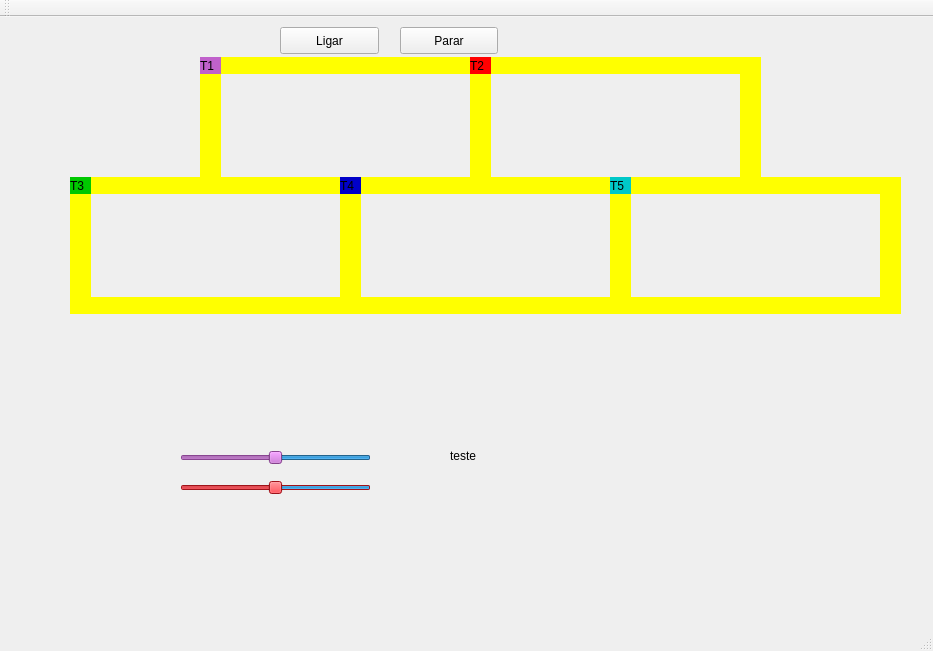
First picture: the form in mainwindow.ui, repository JoseLucioS/ProjetoDosTrens-SO, before the edit.
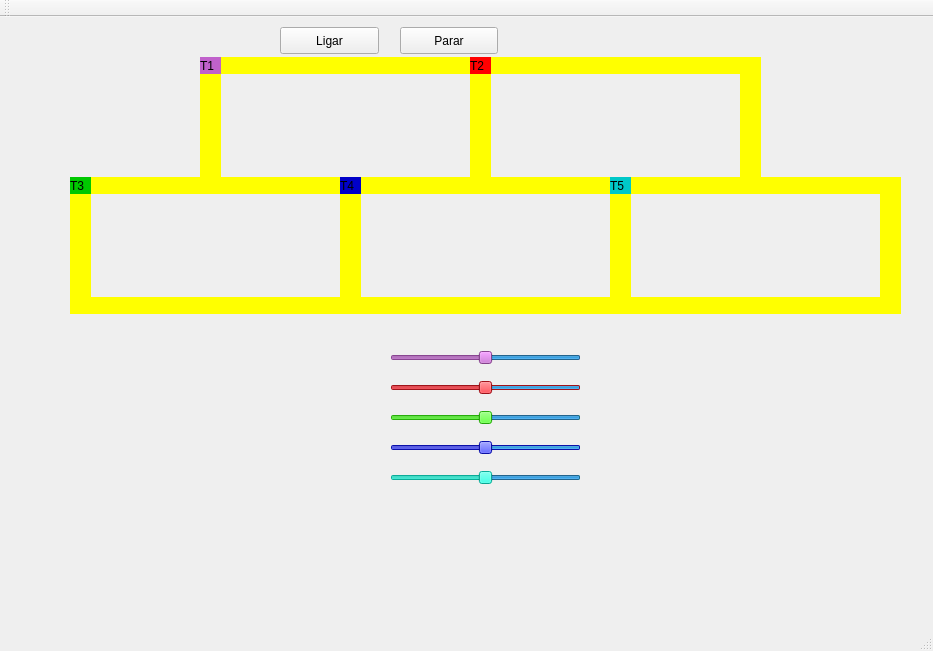
Second picture: the form after the edit.

Commit message: add: sliders adicionados

```diff
--- a/mainwindow.ui
+++ b/mainwindow.ui
@@ -278,8 +278,8 @@
    <widget class="QSlider" name="Slider_trem1">
     <property name="geometry">
      <rect>
-      <x>180</x>
-      <y>430</y>
+      <x>390</x>
+      <y>330</y>
       <width>191</width>
       <height>21</height>
      </rect>
@@ -751,8 +751,8 @@
    <widget class="QSlider" name="Slider_trem2">
     <property name="geometry">
      <rect>
-      <x>180</x>
-      <y>460</y>
+      <x>390</x>
+      <y>360</y>
       <width>191</width>
       <height>21</height>
      </rect>
@@ -1215,19 +1215,6 @@
      <bool>true</bool>
     </property>
    </widget>
-   <widget class="QLabel" name="teste_velocidade">
-    <property name="geometry">
-     <rect>
-      <x>450</x>
-      <y>430</y>
-      <width>67</width>
-      <height>17</height>
-     </rect>
-    </property>
-    <property name="text">
-     <string>teste</string>
-    </property>
-   </widget>
    <widget class="QLabel" name="label_trilho4_3">
     <property name="geometry">
      <rect>
@@ -1693,6 +1680,1407 @@
      <string>T5</string>
     </property>
    </widget>
+   <widget class="QSlider" name="Slider_trem3">
+    <property name="geometry">
+     <rect>
+      <x>390</x>
+      <y>390</y>
+      <width>191</width>
+      <height>21</height>
+     </rect>
+    </property>
+    <property name="palette">
+     <palette>
+      <active>
+       <colorrole role="WindowText">
+        <brush brushstyle="SolidPattern">
+         <color alpha="255">
+          <red>0</red>
+          <green>0</green>
+          <blue>0</blue>
+         </color>
+        </brush>
+       </colorrole>
+       <colorrole role="Button">
+        <brush brushstyle="SolidPattern">
+         <color alpha="255">
+          <red>55</red>
+          <green>242</green>
+          <blue>15</blue>
+         </color>
+        </brush>
+       </colorrole>
+       <colorrole role="Light">
+        <brush brushstyle="SolidPattern">
+         <color alpha="255">
+          <red>147</red>
+          <green>255</green>
+          <blue>124</blue>
+         </color>
+        </brush>
+       </colorrole>
+       <colorrole role="Midlight">
+        <brush brushstyle="SolidPattern">
+         <color alpha="255">
+          <red>101</red>
+          <green>248</green>
+          <blue>69</blue>
+         </color>
+        </brush>
+       </colorrole>
+       <colorrole role="Dark">
+        <brush brushstyle="SolidPattern">
+         <color alpha="255">
+          <red>27</red>
+          <green>121</green>
+          <blue>7</blue>
+         </color>
+        </brush>
+       </colorrole>
+       <colorrole role="Mid">
+        <brush brushstyle="SolidPattern">
+         <color alpha="255">
+          <red>36</red>
+          <green>161</green>
+          <blue>10</blue>
+         </color>
+        </brush>
+       </colorrole>
+       <colorrole role="Text">
+        <brush brushstyle="SolidPattern">
+         <color alpha="255">
+          <red>0</red>
+          <green>0</green>
+          <blue>0</blue>
+         </color>
+        </brush>
+       </colorrole>
+       <colorrole role="BrightText">
+        <brush brushstyle="SolidPattern">
+         <color alpha="255">
+          <red>255</red>
+          <green>255</green>
+          <blue>255</blue>
+         </color>
+        </brush>
+       </colorrole>
+       <colorrole role="ButtonText">
+        <brush brushstyle="SolidPattern">
+         <color alpha="255">
+          <red>0</red>
+          <green>0</green>
+          <blue>0</blue>
+         </color>
+        </brush>
+       </colorrole>
+       <colorrole role="Base">
+        <brush brushstyle="SolidPattern">
+         <color alpha="255">
+          <red>255</red>
+          <green>255</green>
+          <blue>255</blue>
+         </color>
+        </brush>
+       </colorrole>
+       <colorrole role="Window">
+        <brush brushstyle="SolidPattern">
+         <color alpha="255">
+          <red>55</red>
+          <green>242</green>
+          <blue>15</blue>
+         </color>
+        </brush>
+       </colorrole>
+       <colorrole role="Shadow">
+        <brush brushstyle="SolidPattern">
+         <color alpha="255">
+          <red>0</red>
+          <green>0</green>
+          <blue>0</blue>
+         </color>
+        </brush>
+       </colorrole>
+       <colorrole role="AlternateBase">
+        <brush brushstyle="SolidPattern">
+         <color alpha="255">
+          <red>155</red>
+          <green>248</green>
+          <blue>135</blue>
+         </color>
+        </brush>
+       </colorrole>
+       <colorrole role="ToolTipBase">
+        <brush brushstyle="SolidPattern">
+         <color alpha="255">
+          <red>255</red>
+          <green>255</green>
+          <blue>220</blue>
+         </color>
+        </brush>
+       </colorrole>
+       <colorrole role="ToolTipText">
+        <brush brushstyle="SolidPattern">
+         <color alpha="255">
+          <red>0</red>
+          <green>0</green>
+          <blue>0</blue>
+         </color>
+        </brush>
+       </colorrole>
+       <colorrole role="PlaceholderText">
+        <brush brushstyle="SolidPattern">
+         <color alpha="128">
+          <red>0</red>
+          <green>0</green>
+          <blue>0</blue>
+         </color>
+        </brush>
+       </colorrole>
+      </active>
+      <inactive>
+       <colorrole role="WindowText">
+        <brush brushstyle="SolidPattern">
+         <color alpha="255">
+          <red>0</red>
+          <green>0</green>
+          <blue>0</blue>
+         </color>
+        </brush>
+       </colorrole>
+       <colorrole role="Button">
+        <brush brushstyle="SolidPattern">
+         <color alpha="255">
+          <red>55</red>
+          <green>242</green>
+          <blue>15</blue>
+         </color>
+        </brush>
+       </colorrole>
+       <colorrole role="Light">
+        <brush brushstyle="SolidPattern">
+         <color alpha="255">
+          <red>147</red>
+          <green>255</green>
+          <blue>124</blue>
+         </color>
+        </brush>
+       </colorrole>
+       <colorrole role="Midlight">
+        <brush brushstyle="SolidPattern">
+         <color alpha="255">
+          <red>101</red>
+          <green>248</green>
+          <blue>69</blue>
+         </color>
+        </brush>
+       </colorrole>
+       <colorrole role="Dark">
+        <brush brushstyle="SolidPattern">
+         <color alpha="255">
+          <red>27</red>
+          <green>121</green>
+          <blue>7</blue>
+         </color>
+        </brush>
+       </colorrole>
+       <colorrole role="Mid">
+        <brush brushstyle="SolidPattern">
+         <color alpha="255">
+          <red>36</red>
+          <green>161</green>
+          <blue>10</blue>
+         </color>
+        </brush>
+       </colorrole>
+       <colorrole role="Text">
+        <brush brushstyle="SolidPattern">
+         <color alpha="255">
+          <red>0</red>
+          <green>0</green>
+          <blue>0</blue>
+         </color>
+        </brush>
+       </colorrole>
+       <colorrole role="BrightText">
+        <brush brushstyle="SolidPattern">
+         <color alpha="255">
+          <red>255</red>
+          <green>255</green>
+          <blue>255</blue>
+         </color>
+        </brush>
+       </colorrole>
+       <colorrole role="ButtonText">
+        <brush brushstyle="SolidPattern">
+         <color alpha="255">
+          <red>0</red>
+          <green>0</green>
+          <blue>0</blue>
+         </color>
+        </brush>
+       </colorrole>
+       <colorrole role="Base">
+        <brush brushstyle="SolidPattern">
+         <color alpha="255">
+          <red>255</red>
+          <green>255</green>
+          <blue>255</blue>
+         </color>
+        </brush>
+       </colorrole>
+       <colorrole role="Window">
+        <brush brushstyle="SolidPattern">
+         <color alpha="255">
+          <red>55</red>
+          <green>242</green>
+          <blue>15</blue>
+         </color>
+        </brush>
+       </colorrole>
+       <colorrole role="Shadow">
+        <brush brushstyle="SolidPattern">
+         <color alpha="255">
+          <red>0</red>
+          <green>0</green>
+          <blue>0</blue>
+         </color>
+        </brush>
+       </colorrole>
+       <colorrole role="AlternateBase">
+        <brush brushstyle="SolidPattern">
+         <color alpha="255">
+          <red>155</red>
+          <green>248</green>
+          <blue>135</blue>
+         </color>
+        </brush>
+       </colorrole>
+       <colorrole role="ToolTipBase">
+        <brush brushstyle="SolidPattern">
+         <color alpha="255">
+          <red>255</red>
+          <green>255</green>
+          <blue>220</blue>
+         </color>
+        </brush>
+       </colorrole>
+       <colorrole role="ToolTipText">
+        <brush brushstyle="SolidPattern">
+         <color alpha="255">
+          <red>0</red>
+          <green>0</green>
+          <blue>0</blue>
+         </color>
+        </brush>
+       </colorrole>
+       <colorrole role="PlaceholderText">
+        <brush brushstyle="SolidPattern">
+         <color alpha="128">
+          <red>0</red>
+          <green>0</green>
+          <blue>0</blue>
+         </color>
+        </brush>
+       </colorrole>
+      </inactive>
+      <disabled>
+       <colorrole role="WindowText">
+        <brush brushstyle="SolidPattern">
+         <color alpha="255">
+          <red>27</red>
+          <green>121</green>
+          <blue>7</blue>
+         </color>
+        </brush>
+       </colorrole>
+       <colorrole role="Button">
+        <brush brushstyle="SolidPattern">
+         <color alpha="255">
+          <red>55</red>
+          <green>242</green>
+          <blue>15</blue>
+         </color>
+        </brush>
+       </colorrole>
+       <colorrole role="Light">
+        <brush brushstyle="SolidPattern">
+         <color alpha="255">
+          <red>147</red>
+          <green>255</green>
+          <blue>124</blue>
+         </color>
+        </brush>
+       </colorrole>
+       <colorrole role="Midlight">
+        <brush brushstyle="SolidPattern">
+         <color alpha="255">
+          <red>101</red>
+          <green>248</green>
+          <blue>69</blue>
+         </color>
+        </brush>
+       </colorrole>
+       <colorrole role="Dark">
+        <brush brushstyle="SolidPattern">
+         <color alpha="255">
+          <red>27</red>
+          <green>121</green>
+          <blue>7</blue>
+         </color>
+        </brush>
+       </colorrole>
+       <colorrole role="Mid">
+        <brush brushstyle="SolidPattern">
+         <color alpha="255">
+          <red>36</red>
+          <green>161</green>
+          <blue>10</blue>
+         </color>
+        </brush>
+       </colorrole>
+       <colorrole role="Text">
+        <brush brushstyle="SolidPattern">
+         <color alpha="255">
+          <red>27</red>
+          <green>121</green>
+          <blue>7</blue>
+         </color>
+        </brush>
+       </colorrole>
+       <colorrole role="BrightText">
+        <brush brushstyle="SolidPattern">
+         <color alpha="255">
+          <red>255</red>
+          <green>255</green>
+          <blue>255</blue>
+         </color>
+        </brush>
+       </colorrole>
+       <colorrole role="ButtonText">
+        <brush brushstyle="SolidPattern">
+         <color alpha="255">
+          <red>27</red>
+          <green>121</green>
+          <blue>7</blue>
+         </color>
+        </brush>
+       </colorrole>
+       <colorrole role="Base">
+        <brush brushstyle="SolidPattern">
+         <color alpha="255">
+          <red>55</red>
+          <green>242</green>
+          <blue>15</blue>
+         </color>
+        </brush>
+       </colorrole>
+       <colorrole role="Window">
+        <brush brushstyle="SolidPattern">
+         <color alpha="255">
+          <red>55</red>
+          <green>242</green>
+          <blue>15</blue>
+         </color>
+        </brush>
+       </colorrole>
+       <colorrole role="Shadow">
+        <brush brushstyle="SolidPattern">
+         <color alpha="255">
+          <red>0</red>
+          <green>0</green>
+          <blue>0</blue>
+         </color>
+        </brush>
+       </colorrole>
+       <colorrole role="AlternateBase">
+        <brush brushstyle="SolidPattern">
+         <color alpha="255">
+          <red>55</red>
+          <green>242</green>
+          <blue>15</blue>
+         </color>
+        </brush>
+       </colorrole>
+       <colorrole role="ToolTipBase">
+        <brush brushstyle="SolidPattern">
+         <color alpha="255">
+          <red>255</red>
+          <green>255</green>
+          <blue>220</blue>
+         </color>
+        </brush>
+       </colorrole>
+       <colorrole role="ToolTipText">
+        <brush brushstyle="SolidPattern">
+         <color alpha="255">
+          <red>0</red>
+          <green>0</green>
+          <blue>0</blue>
+         </color>
+        </brush>
+       </colorrole>
+       <colorrole role="PlaceholderText">
+        <brush brushstyle="SolidPattern">
+         <color alpha="128">
+          <red>0</red>
+          <green>0</green>
+          <blue>0</blue>
+         </color>
+        </brush>
+       </colorrole>
+      </disabled>
+     </palette>
+    </property>
+    <property name="minimum">
+     <number>0</number>
+    </property>
+    <property name="maximum">
+     <number>200</number>
+    </property>
+    <property name="value">
+     <number>100</number>
+    </property>
+    <property name="orientation">
+     <enum>Qt::Horizontal</enum>
+    </property>
+    <property name="invertedAppearance">
+     <bool>true</bool>
+    </property>
+   </widget>
+   <widget class="QSlider" name="Slider_trem4">
+    <property name="geometry">
+     <rect>
+      <x>390</x>
+      <y>420</y>
+      <width>191</width>
+      <height>21</height>
+     </rect>
+    </property>
+    <property name="palette">
+     <palette>
+      <active>
+       <colorrole role="WindowText">
+        <brush brushstyle="SolidPattern">
+         <color alpha="255">
+          <red>0</red>
+          <green>0</green>
+          <blue>0</blue>
+         </color>
+        </brush>
+       </colorrole>
+       <colorrole role="Button">
+        <brush brushstyle="SolidPattern">
+         <color alpha="255">
+          <red>16</red>
+          <green>22</green>
+          <blue>238</blue>
+         </color>
+        </brush>
+       </colorrole>
+       <colorrole role="Light">
+        <brush brushstyle="SolidPattern">
+         <color alpha="255">
+          <red>119</red>
+          <green>123</green>
+          <blue>255</blue>
+         </color>
+        </brush>
+       </colorrole>
+       <colorrole role="Midlight">
+        <brush brushstyle="SolidPattern">
+         <color alpha="255">
+          <red>67</red>
+          <green>72</green>
+          <blue>246</blue>
+         </color>
+        </brush>
+       </colorrole>
+       <colorrole role="Dark">
+        <brush brushstyle="SolidPattern">
+         <color alpha="255">
+          <red>8</red>
+          <green>11</green>
+          <blue>119</blue>
+         </color>
+        </brush>
+       </colorrole>
+       <colorrole role="Mid">
+        <brush brushstyle="SolidPattern">
+         <color alpha="255">
+          <red>11</red>
+          <green>15</green>
+          <blue>159</blue>
+         </color>
+        </brush>
+       </colorrole>
+       <colorrole role="Text">
+        <brush brushstyle="SolidPattern">
+         <color alpha="255">
+          <red>0</red>
+          <green>0</green>
+          <blue>0</blue>
+         </color>
+        </brush>
+       </colorrole>
+       <colorrole role="BrightText">
+        <brush brushstyle="SolidPattern">
+         <color alpha="255">
+          <red>255</red>
+          <green>255</green>
+          <blue>255</blue>
+         </color>
+        </brush>
+       </colorrole>
+       <colorrole role="ButtonText">
+        <brush brushstyle="SolidPattern">
+         <color alpha="255">
+          <red>0</red>
+          <green>0</green>
+          <blue>0</blue>
+         </color>
+        </brush>
+       </colorrole>
+       <colorrole role="Base">
+        <brush brushstyle="SolidPattern">
+         <color alpha="255">
+          <red>255</red>
+          <green>255</green>
+          <blue>255</blue>
+         </color>
+        </brush>
+       </colorrole>
+       <colorrole role="Window">
+        <brush brushstyle="SolidPattern">
+         <color alpha="255">
+          <red>16</red>
+          <green>22</green>
+          <blue>238</blue>
+         </color>
+        </brush>
+       </colorrole>
+       <colorrole role="Shadow">
+        <brush brushstyle="SolidPattern">
+         <color alpha="255">
+          <red>0</red>
+          <green>0</green>
+          <blue>0</blue>
+         </color>
+        </brush>
+       </colorrole>
+       <colorrole role="AlternateBase">
+        <brush brushstyle="SolidPattern">
+         <color alpha="255">
+          <red>135</red>
+          <green>138</green>
+          <blue>246</blue>
+         </color>
+        </brush>
+       </colorrole>
+       <colorrole role="ToolTipBase">
+        <brush brushstyle="SolidPattern">
+         <color alpha="255">
+          <red>255</red>
+          <green>255</green>
+          <blue>220</blue>
+         </color>
+        </brush>
+       </colorrole>
+       <colorrole role="ToolTipText">
+        <brush brushstyle="SolidPattern">
+         <color alpha="255">
+          <red>0</red>
+          <green>0</green>
+          <blue>0</blue>
+         </color>
+        </brush>
+       </colorrole>
+       <colorrole role="PlaceholderText">
+        <brush brushstyle="SolidPattern">
+         <color alpha="128">
+          <red>0</red>
+          <green>0</green>
+          <blue>0</blue>
+         </color>
+        </brush>
+       </colorrole>
+      </active>
+      <inactive>
+       <colorrole role="WindowText">
+        <brush brushstyle="SolidPattern">
+         <color alpha="255">
+          <red>0</red>
+          <green>0</green>
+          <blue>0</blue>
+         </color>
+        </brush>
+       </colorrole>
+       <colorrole role="Button">
+        <brush brushstyle="SolidPattern">
+         <color alpha="255">
+          <red>16</red>
+          <green>22</green>
+          <blue>238</blue>
+         </color>
+        </brush>
+       </colorrole>
+       <colorrole role="Light">
+        <brush brushstyle="SolidPattern">
+         <color alpha="255">
+          <red>119</red>
+          <green>123</green>
+          <blue>255</blue>
+         </color>
+        </brush>
+       </colorrole>
+       <colorrole role="Midlight">
+        <brush brushstyle="SolidPattern">
+         <color alpha="255">
+          <red>67</red>
+          <green>72</green>
+          <blue>246</blue>
+         </color>
+        </brush>
+       </colorrole>
+       <colorrole role="Dark">
+        <brush brushstyle="SolidPattern">
+         <color alpha="255">
+          <red>8</red>
+          <green>11</green>
+          <blue>119</blue>
+         </color>
+        </brush>
+       </colorrole>
+       <colorrole role="Mid">
+        <brush brushstyle="SolidPattern">
+         <color alpha="255">
+          <red>11</red>
+          <green>15</green>
+          <blue>159</blue>
+         </color>
+        </brush>
+       </colorrole>
+       <colorrole role="Text">
+        <brush brushstyle="SolidPattern">
+         <color alpha="255">
+          <red>0</red>
+          <green>0</green>
+          <blue>0</blue>
+         </color>
+        </brush>
+       </colorrole>
+       <colorrole role="BrightText">
+        <brush brushstyle="SolidPattern">
+         <color alpha="255">
+          <red>255</red>
+          <green>255</green>
+          <blue>255</blue>
+         </color>
+        </brush>
+       </colorrole>
+       <colorrole role="ButtonText">
+        <brush brushstyle="SolidPattern">
+         <color alpha="255">
+          <red>0</red>
+          <green>0</green>
+          <blue>0</blue>
+         </color>
+        </brush>
+       </colorrole>
+       <colorrole role="Base">
+        <brush brushstyle="SolidPattern">
+         <color alpha="255">
+          <red>255</red>
+          <green>255</green>
+          <blue>255</blue>
+         </color>
+        </brush>
+       </colorrole>
+       <colorrole role="Window">
+        <brush brushstyle="SolidPattern">
+         <color alpha="255">
+          <red>16</red>
+          <green>22</green>
+          <blue>238</blue>
+         </color>
+        </brush>
+       </colorrole>
+       <colorrole role="Shadow">
+        <brush brushstyle="SolidPattern">
+         <color alpha="255">
+          <red>0</red>
+          <green>0</green>
+          <blue>0</blue>
+         </color>
+        </brush>
+       </colorrole>
+       <colorrole role="AlternateBase">
+        <brush brushstyle="SolidPattern">
+         <color alpha="255">
+          <red>135</red>
+          <green>138</green>
+          <blue>246</blue>
+         </color>
+        </brush>
+       </colorrole>
+       <colorrole role="ToolTipBase">
+        <brush brushstyle="SolidPattern">
+         <color alpha="255">
+          <red>255</red>
+          <green>255</green>
+          <blue>220</blue>
+         </color>
+        </brush>
+       </colorrole>
+       <colorrole role="ToolTipText">
+        <brush brushstyle="SolidPattern">
+         <color alpha="255">
+          <red>0</red>
+          <green>0</green>
+          <blue>0</blue>
+         </color>
+        </brush>
+       </colorrole>
+       <colorrole role="PlaceholderText">
+        <brush brushstyle="SolidPattern">
+         <color alpha="128">
+          <red>0</red>
+          <green>0</green>
+          <blue>0</blue>
+         </color>
+        </brush>
+       </colorrole>
+      </inactive>
+      <disabled>
+       <colorrole role="WindowText">
+        <brush brushstyle="SolidPattern">
+         <color alpha="255">
+          <red>8</red>
+          <green>11</green>
+          <blue>119</blue>
+         </color>
+        </brush>
+       </colorrole>
+       <colorrole role="Button">
+        <brush brushstyle="SolidPattern">
+         <color alpha="255">
+          <red>16</red>
+          <green>22</green>
+          <blue>238</blue>
+         </color>
+        </brush>
+       </colorrole>
+       <colorrole role="Light">
+        <brush brushstyle="SolidPattern">
+         <color alpha="255">
+          <red>119</red>
+          <green>123</green>
+          <blue>255</blue>
+         </color>
+        </brush>
+       </colorrole>
+       <colorrole role="Midlight">
+        <brush brushstyle="SolidPattern">
+         <color alpha="255">
+          <red>67</red>
+          <green>72</green>
+          <blue>246</blue>
+         </color>
+        </brush>
+       </colorrole>
+       <colorrole role="Dark">
+        <brush brushstyle="SolidPattern">
+         <color alpha="255">
+          <red>8</red>
+          <green>11</green>
+          <blue>119</blue>
+         </color>
+        </brush>
+       </colorrole>
+       <colorrole role="Mid">
+        <brush brushstyle="SolidPattern">
+         <color alpha="255">
+          <red>11</red>
+          <green>15</green>
+          <blue>159</blue>
+         </color>
+        </brush>
+       </colorrole>
+       <colorrole role="Text">
+        <brush brushstyle="SolidPattern">
+         <color alpha="255">
+          <red>8</red>
+          <green>11</green>
+          <blue>119</blue>
+         </color>
+        </brush>
+       </colorrole>
+       <colorrole role="BrightText">
+        <brush brushstyle="SolidPattern">
+         <color alpha="255">
+          <red>255</red>
+          <green>255</green>
+          <blue>255</blue>
+         </color>
+        </brush>
+       </colorrole>
+       <colorrole role="ButtonText">
+        <brush brushstyle="SolidPattern">
+         <color alpha="255">
+          <red>8</red>
+          <green>11</green>
+          <blue>119</blue>
+         </color>
+        </brush>
+       </colorrole>
+       <colorrole role="Base">
+        <brush brushstyle="SolidPattern">
+         <color alpha="255">
+          <red>16</red>
+          <green>22</green>
+          <blue>238</blue>
+         </color>
+        </brush>
+       </colorrole>
+       <colorrole role="Window">
+        <brush brushstyle="SolidPattern">
+         <color alpha="255">
+          <red>16</red>
+          <green>22</green>
+          <blue>238</blue>
+         </color>
+        </brush>
+       </colorrole>
+       <colorrole role="Shadow">
+        <brush brushstyle="SolidPattern">
+         <color alpha="255">
+          <red>0</red>
+          <green>0</green>
+          <blue>0</blue>
+         </color>
+        </brush>
+       </colorrole>
+       <colorrole role="AlternateBase">
+        <brush brushstyle="SolidPattern">
+         <color alpha="255">
+          <red>16</red>
+          <green>22</green>
+          <blue>238</blue>
+         </color>
+        </brush>
+       </colorrole>
+       <colorrole role="ToolTipBase">
+        <brush brushstyle="SolidPattern">
+         <color alpha="255">
+          <red>255</red>
+          <green>255</green>
+          <blue>220</blue>
+         </color>
+        </brush>
+       </colorrole>
+       <colorrole role="ToolTipText">
+        <brush brushstyle="SolidPattern">
+         <color alpha="255">
+          <red>0</red>
+          <green>0</green>
+          <blue>0</blue>
+         </color>
+        </brush>
+       </colorrole>
+       <colorrole role="PlaceholderText">
+        <brush brushstyle="SolidPattern">
+         <color alpha="128">
+          <red>0</red>
+          <green>0</green>
+          <blue>0</blue>
+         </color>
+        </brush>
+       </colorrole>
+      </disabled>
+     </palette>
+    </property>
+    <property name="minimum">
+     <number>0</number>
+    </property>
+    <property name="maximum">
+     <number>200</number>
+    </property>
+    <property name="value">
+     <number>100</number>
+    </property>
+    <property name="orientation">
+     <enum>Qt::Horizontal</enum>
+    </property>
+    <property name="invertedAppearance">
+     <bool>true</bool>
+    </property>
+   </widget>
+   <widget class="QSlider" name="Slider_trem5">
+    <property name="geometry">
+     <rect>
+      <x>390</x>
+      <y>450</y>
+      <width>191</width>
+      <height>21</height>
+     </rect>
+    </property>
+    <property name="palette">
+     <palette>
+      <active>
+       <colorrole role="WindowText">
+        <brush brushstyle="SolidPattern">
+         <color alpha="255">
+          <red>0</red>
+          <green>0</green>
+          <blue>0</blue>
+         </color>
+        </brush>
+       </colorrole>
+       <colorrole role="Button">
+        <brush brushstyle="SolidPattern">
+         <color alpha="255">
+          <red>15</red>
+          <green>241</green>
+          <blue>213</blue>
+         </color>
+        </brush>
+       </colorrole>
+       <colorrole role="Light">
+        <brush brushstyle="SolidPattern">
+         <color alpha="255">
+          <red>122</red>
+          <green>255</green>
+          <blue>239</blue>
+         </color>
+        </brush>
+       </colorrole>
+       <colorrole role="Midlight">
+        <brush brushstyle="SolidPattern">
+         <color alpha="255">
+          <red>68</red>
+          <green>248</green>
+          <blue>226</blue>
+         </color>
+        </brush>
+       </colorrole>
+       <colorrole role="Dark">
+        <brush brushstyle="SolidPattern">
+         <color alpha="255">
+          <red>8</red>
+          <green>120</green>
+          <blue>107</blue>
+         </color>
+        </brush>
+       </colorrole>
+       <colorrole role="Mid">
+        <brush brushstyle="SolidPattern">
+         <color alpha="255">
+          <red>10</red>
+          <green>160</green>
+          <blue>142</blue>
+         </color>
+        </brush>
+       </colorrole>
+       <colorrole role="Text">
+        <brush brushstyle="SolidPattern">
+         <color alpha="255">
+          <red>0</red>
+          <green>0</green>
+          <blue>0</blue>
+         </color>
+        </brush>
+       </colorrole>
+       <colorrole role="BrightText">
+        <brush brushstyle="SolidPattern">
+         <color alpha="255">
+          <red>255</red>
+          <green>255</green>
+          <blue>255</blue>
+         </color>
+        </brush>
+       </colorrole>
+       <colorrole role="ButtonText">
+        <brush brushstyle="SolidPattern">
+         <color alpha="255">
+          <red>0</red>
+          <green>0</green>
+          <blue>0</blue>
+         </color>
+        </brush>
+       </colorrole>
+       <colorrole role="Base">
+        <brush brushstyle="SolidPattern">
+         <color alpha="255">
+          <red>255</red>
+          <green>255</green>
+          <blue>255</blue>
+         </color>
+        </brush>
+       </colorrole>
+       <colorrole role="Window">
+        <brush brushstyle="SolidPattern">
+         <color alpha="255">
+          <red>15</red>
+          <green>241</green>
+          <blue>213</blue>
+         </color>
+        </brush>
+       </colorrole>
+       <colorrole role="Shadow">
+        <brush brushstyle="SolidPattern">
+         <color alpha="255">
+          <red>0</red>
+          <green>0</green>
+          <blue>0</blue>
+         </color>
+        </brush>
+       </colorrole>
+       <colorrole role="AlternateBase">
+        <brush brushstyle="SolidPattern">
+         <color alpha="255">
+          <red>135</red>
+          <green>248</green>
+          <blue>234</blue>
+         </color>
+        </brush>
+       </colorrole>
+       <colorrole role="ToolTipBase">
+        <brush brushstyle="SolidPattern">
+         <color alpha="255">
+          <red>255</red>
+          <green>255</green>
+          <blue>220</blue>
+         </color>
+        </brush>
+       </colorrole>
+       <colorrole role="ToolTipText">
+        <brush brushstyle="SolidPattern">
+         <color alpha="255">
+          <red>0</red>
+          <green>0</green>
+          <blue>0</blue>
+         </color>
+        </brush>
+       </colorrole>
+       <colorrole role="PlaceholderText">
+        <brush brushstyle="SolidPattern">
+         <color alpha="128">
+          <red>0</red>
+          <green>0</green>
+          <blue>0</blue>
+         </color>
+        </brush>
+       </colorrole>
+      </active>
+      <inactive>
+       <colorrole role="WindowText">
+        <brush brushstyle="SolidPattern">
+         <color alpha="255">
+          <red>0</red>
+          <green>0</green>
+          <blue>0</blue>
+         </color>
+        </brush>
+       </colorrole>
+       <colorrole role="Button">
+        <brush brushstyle="SolidPattern">
+         <color alpha="255">
+          <red>15</red>
+          <green>241</green>
+          <blue>213</blue>
+         </color>
+        </brush>
+       </colorrole>
+       <colorrole role="Light">
+        <brush brushstyle="SolidPattern">
+         <color alpha="255">
+          <red>122</red>
+          <green>255</green>
+          <blue>239</blue>
+         </color>
+        </brush>
+       </colorrole>
+       <colorrole role="Midlight">
+        <brush brushstyle="SolidPattern">
+         <color alpha="255">
+          <red>68</red>
+          <green>248</green>
+          <blue>226</blue>
+         </color>
+        </brush>
+       </colorrole>
+       <colorrole role="Dark">
+        <brush brushstyle="SolidPattern">
+         <color alpha="255">
+          <red>8</red>
+          <green>120</green>
+          <blue>107</blue>
+         </color>
+        </brush>
+       </colorrole>
+       <colorrole role="Mid">
+        <brush brushstyle="SolidPattern">
+         <color alpha="255">
+          <red>10</red>
+          <green>160</green>
+          <blue>142</blue>
+         </color>
+        </brush>
+       </colorrole>
+       <colorrole role="Text">
+        <brush brushstyle="SolidPattern">
+         <color alpha="255">
+          <red>0</red>
+          <green>0</green>
+          <blue>0</blue>
+         </color>
+        </brush>
+       </colorrole>
+       <colorrole role="BrightText">
+        <brush brushstyle="SolidPattern">
+         <color alpha="255">
+          <red>255</red>
+          <green>255</green>
+          <blue>255</blue>
+         </color>
+        </brush>
+       </colorrole>
+       <colorrole role="ButtonText">
+        <brush brushstyle="SolidPattern">
+         <color alpha="255">
+          <red>0</red>
+          <green>0</green>
+          <blue>0</blue>
+         </color>
+        </brush>
+       </colorrole>
+       <colorrole role="Base">
+        <brush brushstyle="SolidPattern">
+         <color alpha="255">
+          <red>255</red>
+          <green>255</green>
+          <blue>255</blue>
+         </color>
+        </brush>
+       </colorrole>
+       <colorrole role="Window">
+        <brush brushstyle="SolidPattern">
+         <color alpha="255">
+          <red>15</red>
+          <green>241</green>
+          <blue>213</blue>
+         </color>
+        </brush>
+       </colorrole>
+       <colorrole role="Shadow">
+        <brush brushstyle="SolidPattern">
+         <color alpha="255">
+          <red>0</red>
+          <green>0</green>
+          <blue>0</blue>
+         </color>
+        </brush>
+       </colorrole>
+       <colorrole role="AlternateBase">
+        <brush brushstyle="SolidPattern">
+         <color alpha="255">
+          <red>135</red>
+          <green>248</green>
+          <blue>234</blue>
+         </color>
+        </brush>
+       </colorrole>
+       <colorrole role="ToolTipBase">
+        <brush brushstyle="SolidPattern">
+         <color alpha="255">
+          <red>255</red>
+          <green>255</green>
+          <blue>220</blue>
+         </color>
+        </brush>
+       </colorrole>
+       <colorrole role="ToolTipText">
+        <brush brushstyle="SolidPattern">
+         <color alpha="255">
+          <red>0</red>
+          <green>0</green>
+          <blue>0</blue>
+         </color>
+        </brush>
+       </colorrole>
+       <colorrole role="PlaceholderText">
+        <brush brushstyle="SolidPattern">
+         <color alpha="128">
+          <red>0</red>
+          <green>0</green>
+          <blue>0</blue>
+         </color>
+        </brush>
+       </colorrole>
+      </inactive>
+      <disabled>
+       <colorrole role="WindowText">
+        <brush brushstyle="SolidPattern">
+         <color alpha="255">
+          <red>8</red>
+          <green>120</green>
+          <blue>107</blue>
+         </color>
+        </brush>
+       </colorrole>
+       <colorrole role="Button">
+        <brush brushstyle="SolidPattern">
+         <color alpha="255">
+          <red>15</red>
+          <green>241</green>
+          <blue>213</blue>
+         </color>
+        </brush>
+       </colorrole>
+       <colorrole role="Light">
+        <brush brushstyle="SolidPattern">
+         <color alpha="255">
+          <red>122</red>
+          <green>255</green>
+          <blue>239</blue>
+         </color>
+        </brush>
+       </colorrole>
+       <colorrole role="Midlight">
+        <brush brushstyle="SolidPattern">
+         <color alpha="255">
+          <red>68</red>
+          <green>248</green>
+          <blue>226</blue>
+         </color>
+        </brush>
+       </colorrole>
+       <colorrole role="Dark">
+        <brush brushstyle="SolidPattern">
+         <color alpha="255">
+          <red>8</red>
+          <green>120</green>
+          <blue>107</blue>
+         </color>
+        </brush>
+       </colorrole>
+       <colorrole role="Mid">
+        <brush brushstyle="SolidPattern">
+         <color alpha="255">
+          <red>10</red>
+          <green>160</green>
+          <blue>142</blue>
+         </color>
+        </brush>
+       </colorrole>
+       <colorrole role="Text">
+        <brush brushstyle="SolidPattern">
+         <color alpha="255">
+          <red>8</red>
+          <green>120</green>
+          <blue>107</blue>
+         </color>
+        </brush>
+       </colorrole>
+       <colorrole role="BrightText">
+        <brush brushstyle="SolidPattern">
+         <color alpha="255">
+          <red>255</red>
+          <green>255</green>
+          <blue>255</blue>
+         </color>
+        </brush>
+       </colorrole>
+       <colorrole role="ButtonText">
+        <brush brushstyle="SolidPattern">
+         <color alpha="255">
+          <red>8</red>
+          <green>120</green>
+          <blue>107</blue>
+         </color>
+        </brush>
+       </colorrole>
+       <colorrole role="Base">
+        <brush brushstyle="SolidPattern">
+         <color alpha="255">
+          <red>15</red>
+          <green>241</green>
+          <blue>213</blue>
+         </color>
+        </brush>
+       </colorrole>
+       <colorrole role="Window">
+        <brush brushstyle="SolidPattern">
+         <color alpha="255">
+          <red>15</red>
+          <green>241</green>
+          <blue>213</blue>
+         </color>
+        </brush>
+       </colorrole>
+       <colorrole role="Shadow">
+        <brush brushstyle="SolidPattern">
+         <color alpha="255">
+          <red>0</red>
+          <green>0</green>
+          <blue>0</blue>
+         </color>
+        </brush>
+       </colorrole>
+       <colorrole role="AlternateBase">
+        <brush brushstyle="SolidPattern">
+         <color alpha="255">
+          <red>15</red>
+          <green>241</green>
+          <blue>213</blue>
+         </color>
+        </brush>
+       </colorrole>
+       <colorrole role="ToolTipBase">
+        <brush brushstyle="SolidPattern">
+         <color alpha="255">
+          <red>255</red>
+          <green>255</green>
+          <blue>220</blue>
+         </color>
+        </brush>
+       </colorrole>
+       <colorrole role="ToolTipText">
+        <brush brushstyle="SolidPattern">
+         <color alpha="255">
+          <red>0</red>
+          <green>0</green>
+          <blue>0</blue>
+         </color>
+        </brush>
+       </colorrole>
+       <colorrole role="PlaceholderText">
+        <brush brushstyle="SolidPattern">
+         <color alpha="128">
+          <red>0</red>
+          <green>0</green>
+          <blue>0</blue>
+         </color>
+        </brush>
+       </colorrole>
+      </disabled>
+     </palette>
+    </property>
+    <property name="minimum">
+     <number>0</number>
+    </property>
+    <property name="maximum">
+     <number>200</number>
+    </property>
+    <property name="value">
+     <number>100</number>
+    </property>
+    <property name="orientation">
+     <enum>Qt::Horizontal</enum>
+    </property>
+    <property name="invertedAppearance">
+     <bool>true</bool>
+    </property>
+   </widget>
    <zorder>label_trilho1</zorder>
    <zorder>label_trilho2</zorder>
    <zorder>label_trilho3</zorder>
```
Left out of the diff: 4 changed lines with no effect on the pictures. The commit also changes 2 other files.
